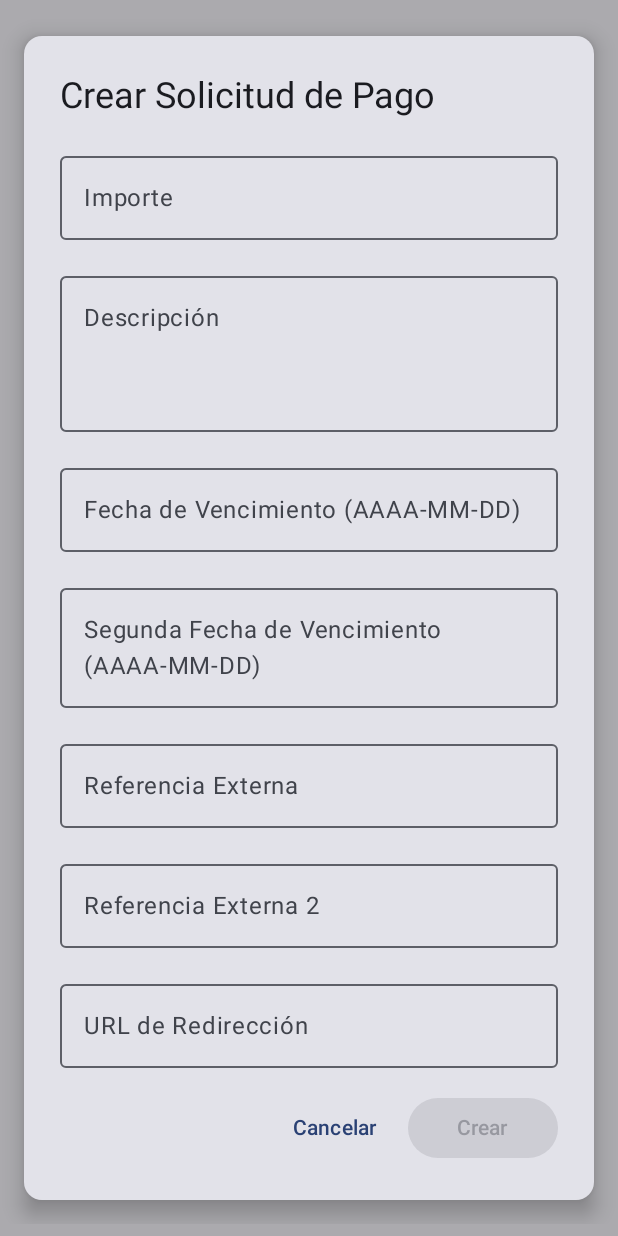
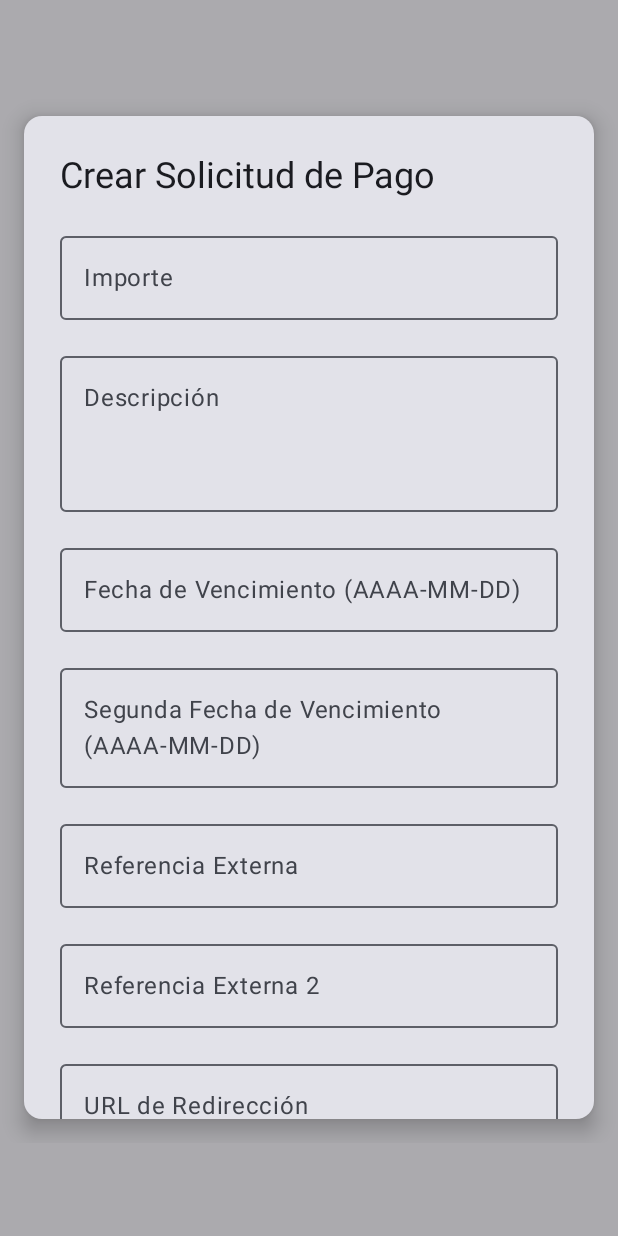
Before and after one commit to lautico/helipagos-android, an Android app built with Jetpack Compose: the composable CreatePaymentRequestDialog shown on its own in the app's theme, on a phone screen of 412 x 824 dp. Run offline under Robolectric (Android 15) with nearby library versions, the phone set to English and light mode, and no system bars; our stand-ins replace Dagger/Hilt's generated code; libraries missing offline, so code that uses them is left out: com.jakewharton.retrofit2; network calls fail.

Commit message:
fix: responsive ui

```diff
--- a/app/build.gradle.kts
+++ b/app/build.gradle.kts
@@ -31,6 +31,7 @@ android {
                 getDefaultProguardFile("proguard-android-optimize.txt"),
                 "proguard-rules.pro"
             )
+            signingConfig = signingConfigs.getByName("debug")
         }
     }
     compileOptions {
--- a/app/src/main/java/com/example/helipagos_android/features/paymentrequests/ui/create/CreatePaymentRequestDialog.kt
+++ b/app/src/main/java/com/example/helipagos_android/features/paymentrequests/ui/create/CreatePaymentRequestDialog.kt
@@ -1,11 +1,14 @@
 package com.example.helipagos_android.features.paymentrequests.ui.create
 
 import androidx.compose.foundation.layout.*
+import androidx.compose.foundation.rememberScrollState
 import androidx.compose.foundation.text.KeyboardOptions
+import androidx.compose.foundation.verticalScroll
 import androidx.compose.material3.*
 import androidx.compose.runtime.*
 import androidx.compose.ui.Alignment
 import androidx.compose.ui.Modifier
+import androidx.compose.ui.platform.LocalConfiguration
 import androidx.compose.ui.text.input.KeyboardType
 import androidx.compose.ui.unit.dp
 import androidx.compose.ui.window.Dialog
@@ -19,6 +22,9 @@ fun CreatePaymentRequestDialog(
     modifier: Modifier = Modifier
 ) {
     val createState by viewModel.createPaymentState.collectAsStateWithLifecycle()
+    val scrollState = rememberScrollState()
+    val configuration = LocalConfiguration.current
+    val maxHeight = (configuration.screenHeightDp * 0.85).dp
 
     LaunchedEffect(createState.isSuccess) {
         if (createState.isSuccess) {
@@ -30,11 +36,14 @@ fun CreatePaymentRequestDialog(
         Card(
             modifier = modifier
                 .fillMaxWidth()
+                .heightIn(max = maxHeight)
                 .padding(16.dp),
             elevation = CardDefaults.cardElevation(defaultElevation = 8.dp)
         ) {
             Column(
-                modifier = Modifier.padding(24.dp),
+                modifier = Modifier
+                    .verticalScroll(scrollState)
+                    .padding(24.dp),
                 verticalArrangement = Arrangement.spacedBy(16.dp)
             ) {
                 Text(
```
Also changed, not shown: app/src/main/java/com/example/helipagos_android/common/ui/CommonComponents.kt (+30 -15 lines).
